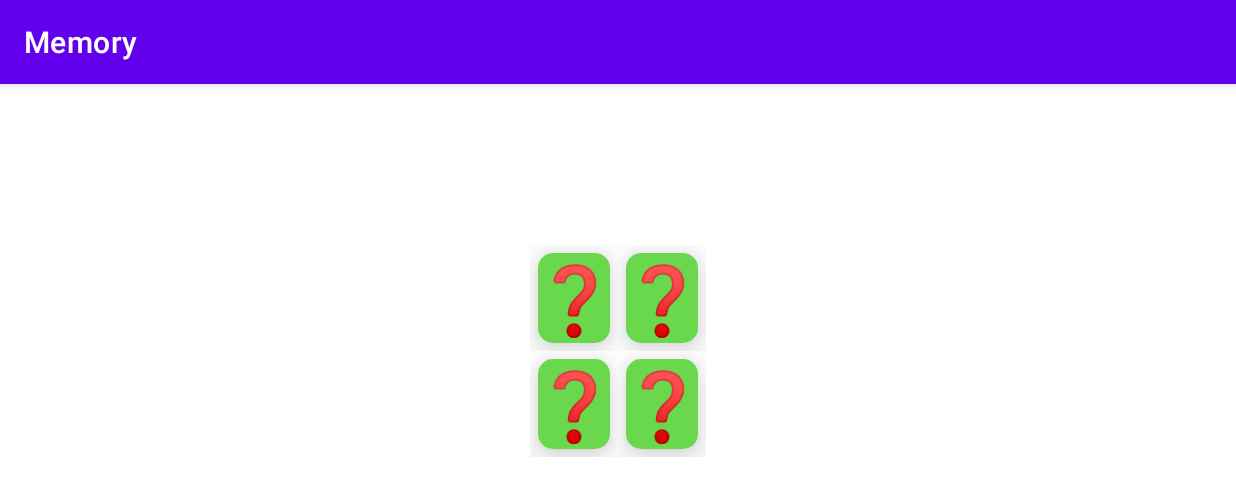
After one commit to kaplaukhd/memory-game, an Android app: the GameActivity screen opened directly, with no data from a screen before it, on a phone screen of 824 x 412 dp (held sideways). The commit adds this screen. Shown: the top 496 px of the screen. Run offline under Robolectric (Android 15) with nearby library versions, the light colour scheme and no system bars.

Commit message:
grid layout added

```diff
--- a/app/build.gradle
+++ b/app/build.gradle
@@ -29,6 +29,10 @@ android {
     kotlinOptions {
         jvmTarget = '1.8'
     }
+
+    buildFeatures{
+        viewBinding true
+    }
 }
 
 dependencies {
--- /dev/null
+++ b/app/src/main/java/com/template/GameActivity.kt
@@ -0,0 +1,90 @@
+package com.template
+
+import android.annotation.SuppressLint
+import androidx.appcompat.app.AppCompatActivity
+import android.os.Bundle
+import android.view.Gravity
+import android.view.View
+import android.widget.GridLayout
+import android.widget.TextView
+import android.widget.Toast
+import androidx.recyclerview.widget.GridLayoutManager
+import com.template.databinding.ActivityFinishBinding.inflate
+import com.template.databinding.ActivityGameBinding
+import com.template.databinding.ItemCardBinding
+
+@SuppressLint("StaticFieldLeak")
+lateinit var grid: GridLayout
+lateinit var gameBinding: ActivityGameBinding
+
+class GameActivity : AppCompatActivity() {
+    override fun onCreate(savedInstanceState: Bundle?) {
+        super.onCreate(savedInstanceState)
+        gameBinding = ActivityGameBinding.inflate(layoutInflater).also {
+            setContentView(it.root)
+        }
+        grid = findViewById<GridLayout>(R.id.game_grid)
+        val level = intent.getIntExtra("level", 0)
+        setGame(level)
+    }
+
+    private fun setGame(level: Int) {
+        when (level) {
+            0 -> {
+                startGame(2, 4)
+            }
+            1 -> {
+                startGame(4, 16)
+            }
+            2 -> {
+                startGame(6, 36)
+            }
+            3 -> {
+                startGame(8, 64)
+            }
+        }
+    }
+
+    private fun startGame(gridSet: Int, cardSet: Int) {
+        val gridSettings = GridLayout.LayoutParams()
+        if(gridSet == 2 || gridSet ==4 ){
+            grid.rowCount = gridSet
+            grid.columnCount = gridSet
+        } else if (gridSet == 6) {
+            grid.rowCount = 4
+            grid.columnCount = 9
+        } else {
+            grid.rowCount = 4
+            grid.columnCount = 16
+        }
+
+        //val cardSets =
+        (0 until cardSet).map {
+            val setCard = ItemCardBinding.inflate(layoutInflater)
+            setCard.root.id = View.generateViewId()
+            setCard.itemCardOpened.text = resources.getString(R.string.opened_emoji)
+            setCard.itemCardHidden.text = resources.getString(R.string.hidden_emoji)
+            setCard.itemCardOpened.visibility = View.GONE
+            setCard.root.tag = it
+            gridSettings.setGravity(Gravity.CENTER)
+            setCard.root.setOnClickListener { view -> cardSelected(view) }
+            grid.addView(setCard.root)
+            setCard
+        }
+
+    }
+
+    private fun cardSelected(view: View?) {
+        val hidden = view?.findViewById<TextView>(R.id.itemCardHidden)
+        val opened = view?.findViewById<TextView>(R.id.itemCardOpened)
+        val openedTag = opened?.tag
+
+        if (hidden?.visibility == View.VISIBLE) {
+            hidden.visibility = View.GONE
+            opened?.visibility = View.VISIBLE
+        } else {
+            hidden?.visibility = View.VISIBLE
+            opened?.visibility = View.GONE
+        }
+    }
+}
--- /dev/null
+++ b/app/src/main/res/layout/activity_game.xml
@@ -0,0 +1,22 @@
+<?xml version="1.0" encoding="utf-8"?>
+<androidx.constraintlayout.widget.ConstraintLayout xmlns:android="http://schemas.android.com/apk/res/android"
+    xmlns:app="http://schemas.android.com/apk/res-auto"
+    xmlns:tools="http://schemas.android.com/tools"
+    android:layout_width="match_parent"
+    android:layout_height="match_parent"
+    android:layout_gravity="center"
+    tools:context=".GameActivity">
+
+
+    <GridLayout
+        android:id="@+id/game_grid"
+        android:layout_width="wrap_content"
+        android:layout_height="wrap_content"
+        android:layout_margin="30dp"
+        android:gravity="center"
+        app:layout_constraintTop_toTopOf="parent"
+        app:layout_constraintBottom_toBottomOf="parent"
+        app:layout_constraintStart_toStartOf="parent"
+        app:layout_constraintEnd_toEndOf="parent"
+        />
+</androidx.constraintlayout.widget.ConstraintLayout>
--- /dev/null
+++ b/app/src/main/res/layout/item_card.xml
@@ -0,0 +1,41 @@
+<?xml version="1.0" encoding="utf-8"?>
+<FrameLayout xmlns:android="http://schemas.android.com/apk/res/android"
+    xmlns:tools="http://schemas.android.com/tools"
+    android:layout_width="wrap_content"
+    android:layout_height="wrap_content"
+    xmlns:app="http://schemas.android.com/apk/res-auto">
+
+    <com.google.android.material.card.MaterialCardView
+        android:id="@+id/itemMaterialCard"
+        android:layout_gravity="center"
+        android:layout_margin="5dp"
+        android:layout_width="wrap_content"
+        android:layout_height="wrap_content"
+        app:cardCornerRadius="10dp"
+        app:cardElevation="15dp">
+
+
+        <TextView
+            android:id="@+id/itemCardHidden"
+            android:layout_width="48dp"
+            android:layout_height="60dp"
+            android:text="@string/hidden_emoji"
+            android:autoSizeTextType="uniform"
+            android:textColor="@color/black"
+            android:background="@color/card_background_hidden"
+            android:gravity="center"/>
+
+        <TextView
+            android:id="@+id/itemCardOpened"
+            android:layout_width="48dp"
+            android:layout_height="60dp"
+            android:text="@string/opened_emoji"
+            android:autoSizeTextType="uniform"
+            android:textColor="@color/black"
+            android:background="@color/card_background_opened"
+            android:gravity="center"
+            tools:targetApi="o" />
+
+    </com.google.android.material.card.MaterialCardView>
+
+</FrameLayout>
--- a/app/src/main/res/values/colors.xml
+++ b/app/src/main/res/values/colors.xml
@@ -7,4 +7,7 @@
     <color name="teal_700">#FF018786</color>
     <color name="black">#FF000000</color>
     <color name="white">#FFFFFFFF</color>
+
+    <color name="card_background_hidden">#6AD84C</color>
+    <color name="card_background_opened">#5EE317</color>
 </resources>
--- a/app/src/main/res/values/strings.xml
+++ b/app/src/main/res/values/strings.xml
@@ -1,3 +1,14 @@
 <resources>
     <string name="app_name">Memory</string>
+
+
+    <string name="hidden_emoji">❓</string>
+    <string name="opened_emoji">❤</string>
+
+    <string-array name="spinner_array">
+        <item >2*2</item>
+        <item >4*4</item>
+        <item >6*6</item>
+        <item   >8*8</item>
+    </string-array>
 </resources>
```
Also changed, not shown: app/src/main/AndroidManifest.xml (+9 -1 lines), app/src/main/java/com/template/FinishActivity.kt (added, +11 -0 lines), app/src/main/java/com/template/GameSettings.kt (added, +9 -0 lines), app/src/main/java/com/template/MainActivity.kt (+16 -1 lines), app/src/main/res/layout/activity_finish.xml (added, +9 -0 lines), app/src/main/res/layout/activity_main.xml (+24 -6 lines), app/src/main/res/drawable/stage_mode_button.png (added), app/src/main/res/drawable/start_game_button.png (added).
